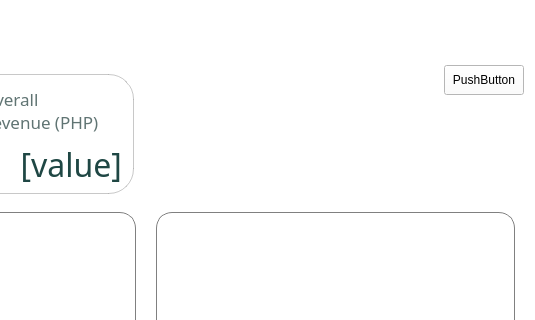
karlito20/AdoraFlowProject, file ui/PageReports.ui: the form before one commit; both pictures show x 232 to 767 and y 0 to 320 of the 767 by 607 pixel window.
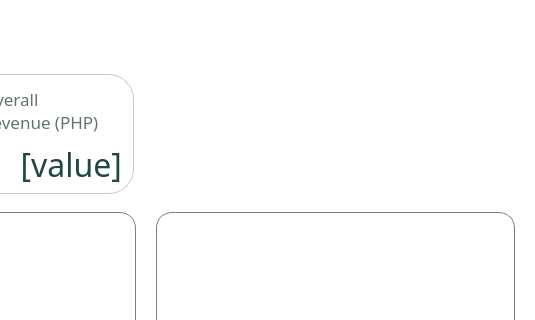
The form after the commit.

```diff
--- a/ui/PageReports.ui
+++ b/ui/PageReports.ui
@@ -799,16 +799,10 @@
         </layout>
        </widget>
       </item>
-      <item alignment="Qt::AlignmentFlag::AlignRight|Qt::AlignmentFlag::AlignTop">
-       <widget class="QPushButton" name="pushButton">
-        <property name="minimumSize">
-         <size>
-          <width>80</width>
-          <height>30</height>
-         </size>
-        </property>
+      <item>
+       <widget class="QLabel" name="label">
         <property name="text">
-         <string>PushButton</string>
+         <string/>
         </property>
        </widget>
       </item>
```
